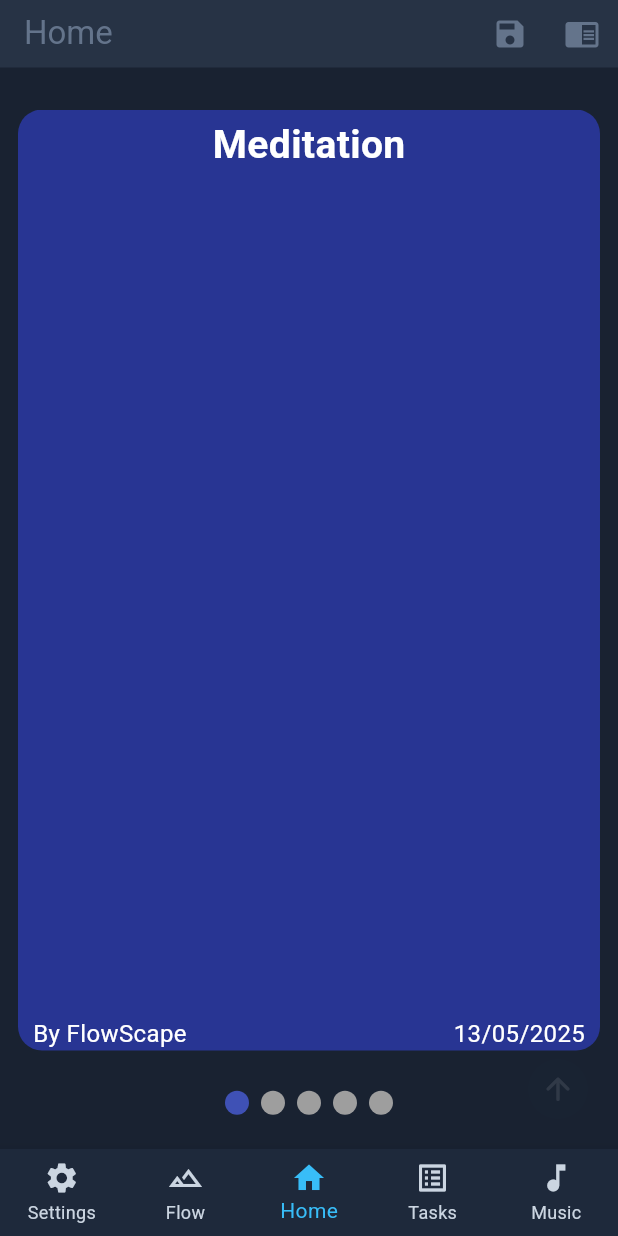
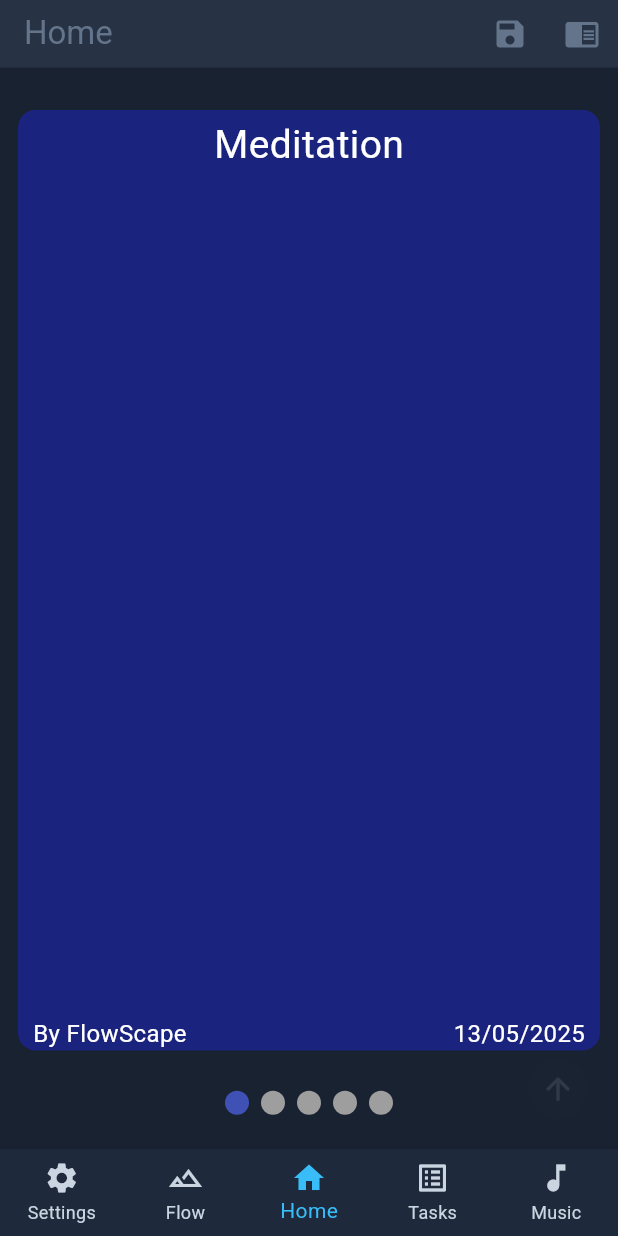
Before and after one commit to Ido-Badash/Flowscape, a Flutter app: the screen it shows after launch, scrolled down 576 dp, on a phone screen of 412 x 824 dp. Run offline on Flutter 3.47's test engine with Material 3 defaults, Android fonts, the phone set to English and light mode, and no system bars; drawn by our look-alikes of smooth_page_indicator.

Commit message:
📈⚱️ Added ClassicFrame in a ClassicHeadFrame and improved functionalty

```diff
--- a/lib/features/home/screens/scapes/scape_frames/head_frames/classic_head_frame.dart
+++ b/lib/features/home/screens/scapes/scape_frames/head_frames/classic_head_frame.dart
@@ -22,16 +22,28 @@ class ClassicHeadFrame extends StatelessWidget with ScapeUtils {
       alignment: AlignmentDirectional.topCenter,
       children: [
         child,
-        Positioned(top: 5, child: titleTextBlueprint(title, "Untitled")),
+        Positioned(
+          top: 5,
+          child: Text(
+            title ?? "Untitled",
+            style: const TextStyle(color: Colors.white, fontSize: 26),
+          ),
+        ),
         Positioned(
           bottom: 0,
           left: 10,
-          child: textBlueprint(creator, "Unknown Creator"),
+          child: Text(
+            creator ?? "Unknown Creator",
+            style: const TextStyle(color: Colors.white, fontSize: 16),
+          ),
         ),
         Positioned(
           bottom: 0,
           right: 10,
-          child: textBlueprint(date, "Unknown Date"),
+          child: Text(
+            date ?? "Unknown Date",
+            style: const TextStyle(color: Colors.white, fontSize: 16),
+          ),
         ),
       ],
     );
--- a/lib/features/home/screens/scapes/scape_utils.dart
+++ b/lib/features/home/screens/scapes/scape_utils.dart
@@ -6,25 +6,4 @@ mixin ScapeUtils {
   List<Widget> pageManager(List<Widget Function()> pages) {
     return List.generate(pages.length, (int idx) => pages[idx]());
   }
-
-  Widget textBlueprint(String? text, [String? nullText = "Unknown String"]) {
-    return Text(
-      text ?? nullText ?? "Unknown Text",
-      style: const TextStyle(color: Colors.white, fontSize: 16),
-    );
-  }
-
-  Widget titleTextBlueprint(
-    String? text, [
-    String? nullText = "Unknown String",
-  ]) {
-    return Text(
-      text ?? nullText ?? "Unknown Title",
-      style: const TextStyle(
-        color: Colors.white,
-        fontSize: 26,
-        fontWeight: FontWeight.bold,
-      ),
-    );
-  }
 }
--- a/lib/features/home/screens/scapes/scapes_warehouse/meditation.dart
+++ b/lib/features/home/screens/scapes/scapes_warehouse/meditation.dart
@@ -23,12 +23,10 @@ class MeditationScape extends StatelessWidget with ScapeUtils {
       title: "Meditation",
       creator: "By FlowScape",
       date: "13/05/2025",
-      child: Container(
-        decoration: BoxDecoration(
-          color: Colors.indigo[800],
-          borderRadius: BorderRadius.circular(16),
-        ),
-      ),
+      child: ClassicFrame(
+        background: Colors.indigo[900],
+        child: Container(),
+      )
     );
   }
 
```
